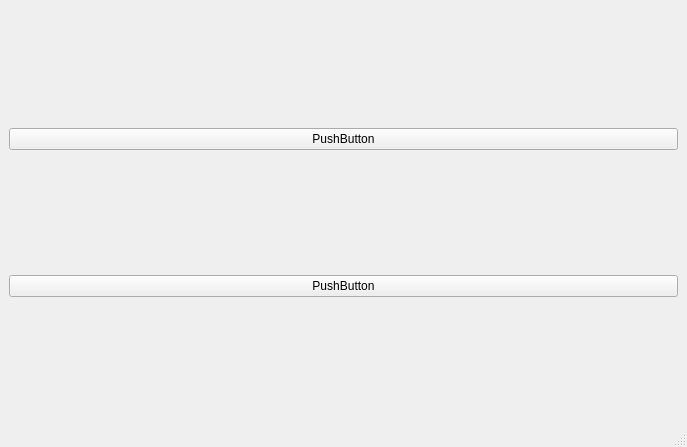
Above: mainwindow.ui from Bustconv/test_configurator before the change. Below: the same form after it.
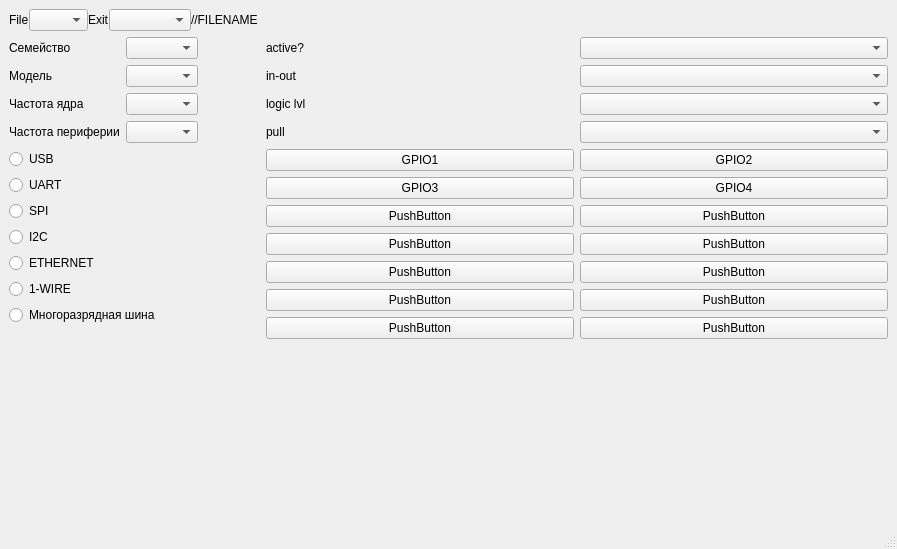
That is the form after the change.

What changed in the file:
```diff
--- a/mainwindow.ui
+++ b/mainwindow.ui
@@ -6,20 +6,302 @@
    <rect>
     <x>0</x>
     <y>0</y>
-    <width>687</width>
-    <height>447</height>
+    <width>897</width>
+    <height>549</height>
    </rect>
   </property>
   <property name="windowTitle">
    <string>MainWindow</string>
   </property>
+  <property name="autoFillBackground">
+   <bool>false</bool>
+  </property>
   <widget class="QWidget" name="centralwidget">
-   <layout class="QHBoxLayout" name="horizontalLayout">
-    <item>
+   <layout class="QFormLayout" name="formLayout_2">
+    <item row="0" column="0" colspan="2">
+     <layout class="QHBoxLayout" name="horizontalLayout" stretch="0,0,0,0,0,0">
+      <property name="spacing">
+       <number>0</number>
+      </property>
+      <property name="sizeConstraint">
+       <enum>QLayout::SetFixedSize</enum>
+      </property>
+      <item>
+       <widget class="QLabel" name="label">
+        <property name="text">
+         <string>File</string>
+        </property>
+       </widget>
+      </item>
+      <item>
+       <widget class="QComboBox" name="comboBox_2">
+        <item>
+         <property name="text">
+          <string/>
+         </property>
+        </item>
+        <item>
+         <property name="text">
+          <string>Open</string>
+         </property>
+        </item>
+        <item>
+         <property name="text">
+          <string>Save</string>
+         </property>
+        </item>
+       </widget>
+      </item>
+      <item>
+       <widget class="QLabel" name="label_2">
+        <property name="text">
+         <string>Exit</string>
+        </property>
+       </widget>
+      </item>
+      <item>
+       <widget class="QComboBox" name="comboBox">
+        <property name="enabled">
+         <bool>true</bool>
+        </property>
+        <property name="minimumSize">
+         <size>
+          <width>82</width>
+          <height>0</height>
+         </size>
+        </property>
+        <property name="maximumSize">
+         <size>
+          <width>82</width>
+          <height>16777215</height>
+         </size>
+        </property>
+        <item>
+         <property name="text">
+          <string/>
+         </property>
+        </item>
+        <item>
+         <property name="text">
+          <string>Save and exit</string>
+         </property>
+        </item>
+        <item>
+         <property name="text">
+          <string>Exit</string>
+         </property>
+        </item>
+       </widget>
+      </item>
+      <item>
+       <widget class="QLabel" name="label_11">
+        <property name="text">
+         <string>//FILENAME</string>
+        </property>
+       </widget>
+      </item>
+      <item>
+       <spacer name="horizontalSpacer">
+        <property name="orientation">
+         <enum>Qt::Horizontal</enum>
+        </property>
+        <property name="sizeHint" stdset="0">
+         <size>
+          <width>40</width>
+          <height>20</height>
+         </size>
+        </property>
+       </spacer>
+      </item>
+     </layout>
+    </item>
+    <item row="1" column="0">
      <layout class="QGridLayout" name="gridLayout">
+      <property name="rightMargin">
+       <number>60</number>
+      </property>
+      <item row="0" column="1">
+       <widget class="QComboBox" name="comboBox_3"/>
+      </item>
+      <item row="3" column="1">
+       <widget class="QComboBox" name="comboBox_6"/>
+      </item>
+      <item row="1" column="1">
+       <widget class="QComboBox" name="comboBox_4"/>
+      </item>
+      <item row="2" column="1">
+       <widget class="QComboBox" name="comboBox_5"/>
+      </item>
       <item row="3" column="0">
+       <widget class="QLabel" name="label_3">
+        <property name="text">
+         <string>Частота периферии</string>
+        </property>
+       </widget>
+      </item>
+      <item row="2" column="0">
+       <widget class="QLabel" name="label_4">
+        <property name="text">
+         <string>Частота ядра</string>
+        </property>
+       </widget>
+      </item>
+      <item row="1" column="0">
+       <widget class="QLabel" name="label_5">
+        <property name="text">
+         <string>Модель</string>
+        </property>
+       </widget>
+      </item>
+      <item row="0" column="0">
+       <widget class="QLabel" name="label_6">
+        <property name="text">
+         <string>Семейство</string>
+        </property>
+       </widget>
+      </item>
+     </layout>
+    </item>
+    <item row="1" column="1">
+     <layout class="QGridLayout" name="gridLayout_2">
+      <item row="2" column="0">
+       <widget class="QLabel" name="label_9">
+        <property name="text">
+         <string>logic lvl</string>
+        </property>
+       </widget>
+      </item>
+      <item row="1" column="0">
+       <widget class="QLabel" name="label_8">
+        <property name="text">
+         <string>in-out</string>
+        </property>
+       </widget>
+      </item>
+      <item row="3" column="0">
+       <widget class="QLabel" name="label_10">
+        <property name="text">
+         <string>pull</string>
+        </property>
+       </widget>
+      </item>
+      <item row="0" column="0">
+       <widget class="QLabel" name="label_7">
+        <property name="text">
+         <string>active?</string>
+        </property>
+       </widget>
+      </item>
+      <item row="0" column="1">
+       <widget class="QComboBox" name="comboBox_7"/>
+      </item>
+      <item row="1" column="1">
+       <widget class="QComboBox" name="comboBox_8"/>
+      </item>
+      <item row="2" column="1">
+       <widget class="QComboBox" name="comboBox_9"/>
+      </item>
+      <item row="3" column="1">
+       <widget class="QComboBox" name="comboBox_10"/>
+      </item>
+     </layout>
+    </item>
+    <item row="2" column="0">
+     <layout class="QVBoxLayout" name="verticalLayout_2" stretch="0,0,0,0,0,0,0">
+      <property name="rightMargin">
+       <number>100</number>
+      </property>
+      <item>
+       <widget class="QRadioButton" name="radioButton">
+        <property name="text">
+         <string>USB</string>
+        </property>
+       </widget>
+      </item>
+      <item>
+       <widget class="QRadioButton" name="radioButton_2">
+        <property name="text">
+         <string>UART</string>
+        </property>
+       </widget>
+      </item>
+      <item>
+       <widget class="QRadioButton" name="radioButton_3">
+        <property name="text">
+         <string>SPI</string>
+        </property>
+       </widget>
+      </item>
+      <item>
+       <widget class="QRadioButton" name="radioButton_4">
+        <property name="text">
+         <string>I2C</string>
+        </property>
+       </widget>
+      </item>
+      <item>
+       <widget class="QRadioButton" name="radioButton_5">
+        <property name="text">
+         <string>ETHERNET</string>
+        </property>
+       </widget>
+      </item>
+      <item>
+       <widget class="QRadioButton" name="radioButton_6">
+        <property name="text">
+         <string>1-WIRE</string>
+        </property>
+       </widget>
+      </item>
+      <item>
+       <widget class="QRadioButton" name="radioButton_7">
+        <property name="text">
+         <string>Многоразрядная шина</string>
+        </property>
+       </widget>
+      </item>
+     </layout>
+    </item>
+    <item row="2" column="1">
+     <layout class="QGridLayout" name="gridLayout_3">
+      <item row="3" column="0">
+       <widget class="QPushButton" name="pushButton_4">
+        <property name="text">
+         <string>PushButton</string>
+        </property>
+       </widget>
+      </item>
+      <item row="4" column="0">
+       <widget class="QPushButton" name="pushButton_5">
+        <property name="text">
+         <string>PushButton</string>
+        </property>
+       </widget>
+      </item>
+      <item row="0" column="0">
        <widget class="QPushButton" name="pushButton">
         <property name="text">
+         <string>GPIO1</string>
+        </property>
+       </widget>
+      </item>
+      <item row="5" column="0">
+       <widget class="QPushButton" name="pushButton_6">
+        <property name="text">
+         <string>PushButton</string>
+        </property>
+       </widget>
+      </item>
+      <item row="6" column="0">
+       <widget class="QPushButton" name="pushButton_7">
+        <property name="text">
+         <string>PushButton</string>
+        </property>
+       </widget>
+      </item>
+      <item row="2" column="0">
+       <widget class="QPushButton" name="pushButton_3">
+        <property name="text">
          <string>PushButton</string>
         </property>
        </widget>
@@ -27,15 +309,61 @@
       <item row="1" column="0">
        <widget class="QPushButton" name="pushButton_2">
         <property name="text">
+         <string>GPIO3</string>
+        </property>
+       </widget>
+      </item>
+      <item row="0" column="1">
+       <widget class="QPushButton" name="pushButton_8">
+        <property name="text">
+         <string>GPIO2</string>
+        </property>
+       </widget>
+      </item>
+      <item row="1" column="1">
+       <widget class="QPushButton" name="pushButton_9">
+        <property name="text">
+         <string>GPIO4</string>
+        </property>
+       </widget>
+      </item>
+      <item row="2" column="1">
+       <widget class="QPushButton" name="pushButton_10">
+        <property name="text">
+         <string>PushButton</string>
+        </property>
+       </widget>
+      </item>
+      <item row="3" column="1">
+       <widget class="QPushButton" name="pushButton_11">
+        <property name="text">
+         <string>PushButton</string>
+        </property>
+       </widget>
+      </item>
+      <item row="4" column="1">
+       <widget class="QPushButton" name="pushButton_12">
+        <property name="text">
+         <string>PushButton</string>
+        </property>
+       </widget>
+      </item>
+      <item row="5" column="1">
+       <widget class="QPushButton" name="pushButton_13">
+        <property name="text">
+         <string>PushButton</string>
+        </property>
+       </widget>
+      </item>
+      <item row="6" column="1">
+       <widget class="QPushButton" name="pushButton_14">
+        <property name="text">
          <string>PushButton</string>
         </property>
        </widget>
       </item>
      </layout>
     </item>
-    <item>
-     <layout class="QVBoxLayout" name="verticalLayout"/>
-    </item>
    </layout>
   </widget>
   <widget class="QStatusBar" name="statusbar"/>
```
